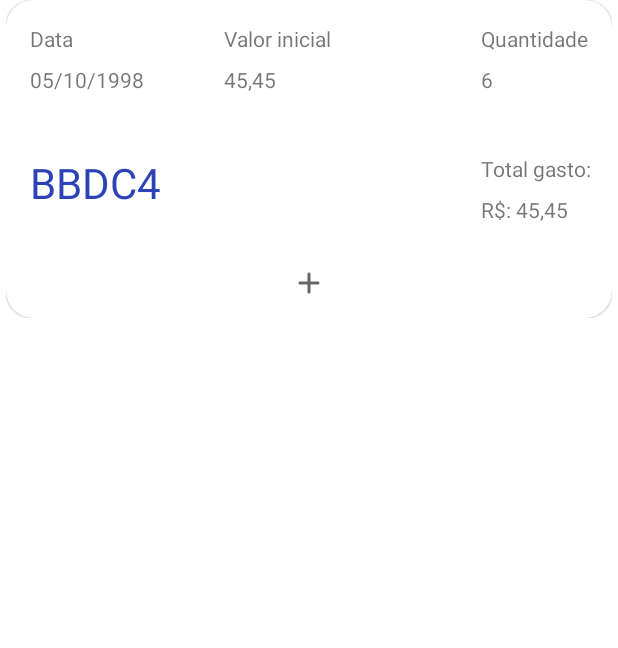
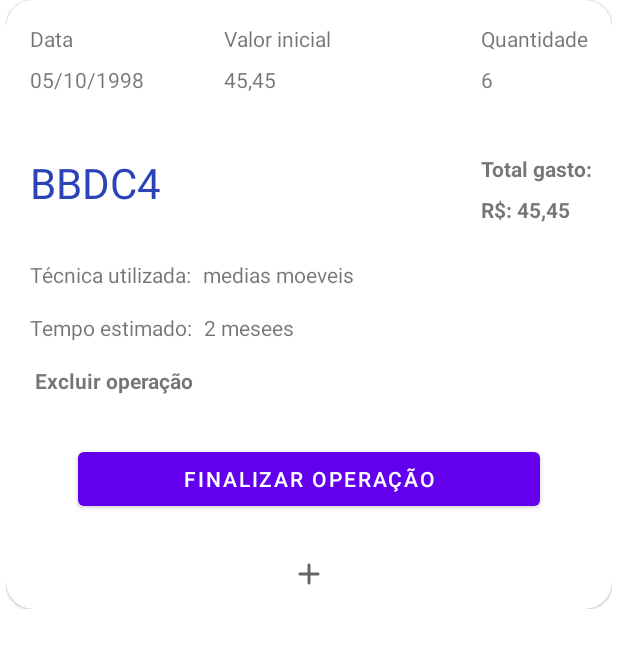
Before and after one commit to BacchoTerra/Finance_tracker, an Android app: the layout row_stock.xml on its own in the app's theme, with its tools: preview values and no code run, on a phone screen of 412 x 824 dp. Shown: the top 648 px of the screen. Run offline under Robolectric (Android 15) with nearby library versions, the phone set to English and light mode, and no system bars.

Commit message:
Added exclude function to StockAdapter recyclerView. Stock constructor now set every optional stock attribute with a holder value, allowing StockAdapter.DIFF_UTIL better compare each row.

```diff
--- a/app/src/main/res/layout/row_stock.xml
+++ b/app/src/main/res/layout/row_stock.xml
@@ -27,6 +27,7 @@
                 android:layout_width="wrap_content"
                 android:layout_height="wrap_content"
                 android:layout_marginStart="16dp"
+
                 android:layout_marginTop="16dp"
                 android:text="@string/data"
                 app:layout_constraintStart_toStartOf="parent"
@@ -98,6 +99,7 @@
             <TextView
                 android:id="@+id/activity_add_stock_txt_total_price"
                 android:layout_width="wrap_content"
+                android:textStyle="bold"
                 android:layout_height="wrap_content"
                 android:text="@string/total_gasto"
                 app:layout_constraintStart_toStartOf="@+id/activity_add_stock_txt_quantity"
@@ -107,6 +109,7 @@
                 android:id="@+id/row_stock_txt_price_result"
                 android:layout_width="0dp"
                 android:layout_height="wrap_content"
+                android:textStyle="bold"
                 android:layout_marginTop="8dp"
                 android:text="@string/money_symbol"
                 app:layout_constraintEnd_toEndOf="parent"
@@ -119,6 +122,7 @@
                 android:id="@+id/row_stock_constraintLayout_extra"
                 android:layout_width="match_parent"
                 android:visibility="gone"
+                tools:visibility="visible"
                 android:layout_height="match_parent"
                 android:layout_marginTop="24dp"
                 app:layout_constraintEnd_toEndOf="parent"
@@ -164,17 +168,28 @@
                     app:layout_constraintTop_toTopOf="@id/row_stock_txt_estimated_time_1"
                     tools:text="2 mesees" />
 
+                <TextView
+                    android:id="@+id/row_stock_txt_exclude"
+                    android:layout_width="0dp"
+                    android:layout_height="wrap_content"
+                    android:layout_marginTop="16dp"
+                    android:text="@string/excluir_opera_o"
+                    android:paddingHorizontal="3dp"
+                    android:textStyle="bold"
+                    app:layout_constraintLeft_toLeftOf="@id/row_stock_txt_estimated_time_1"
+                    app:layout_constraintTop_toBottomOf="@id/row_stock_txt_estimated_time_1" />
+
                 <Button
                     android:id="@+id/row_stock_txt_btn_finalize"
                     android:layout_width="0dp"
                     android:layout_height="wrap_content"
+                    android:layout_marginLeft="48dp"
                     android:layout_marginTop="32dp"
+                    android:layout_marginRight="48dp"
                     android:text="@string/finalizar_opera_o"
                     app:layout_constraintLeft_toLeftOf="parent"
-                    android:layout_marginRight="32dp"
-                    android:layout_marginLeft="32dp"
                     app:layout_constraintRight_toRightOf="parent"
-                    app:layout_constraintTop_toBottomOf="@id/row_stock_txt_estimated_time_2" />
+                    app:layout_constraintTop_toBottomOf="@id/row_stock_txt_exclude" />
 
             </androidx.constraintlayout.widget.ConstraintLayout>
 
```
Also changed, not shown: app/src/main/java/com/bacchoterra/financetracker/adapter/StockAdapter.java (+130 -9 lines), app/src/main/java/com/bacchoterra/financetracker/model/Stock.java (+14 -5 lines), app/src/main/java/com/bacchoterra/financetracker/view/AddStockActivity.java (+14 -6 lines), app/src/main/java/com/bacchoterra/financetracker/view/StocksActivity.java (+8 -6 lines), app/src/main/res/layout/activity_add_stock.xml (+4 -4 lines), app/src/main/res/values/strings.xml (+9 -0 lines).
